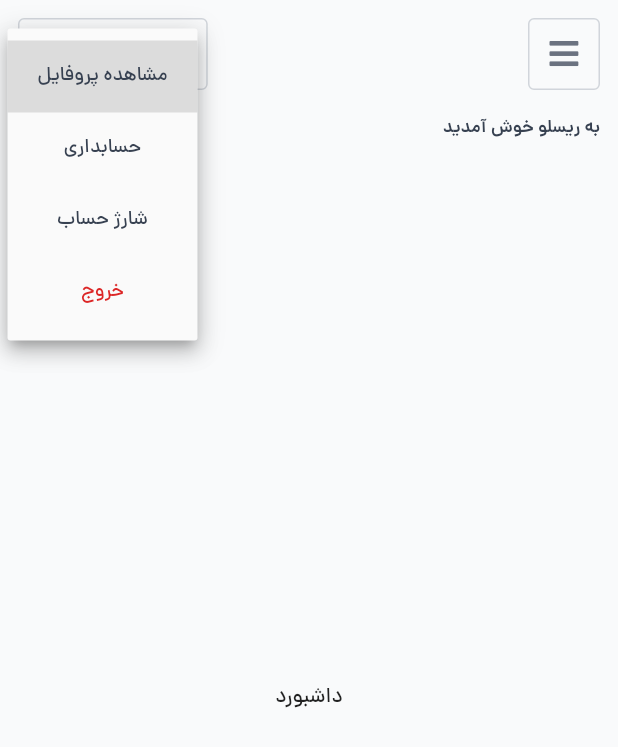
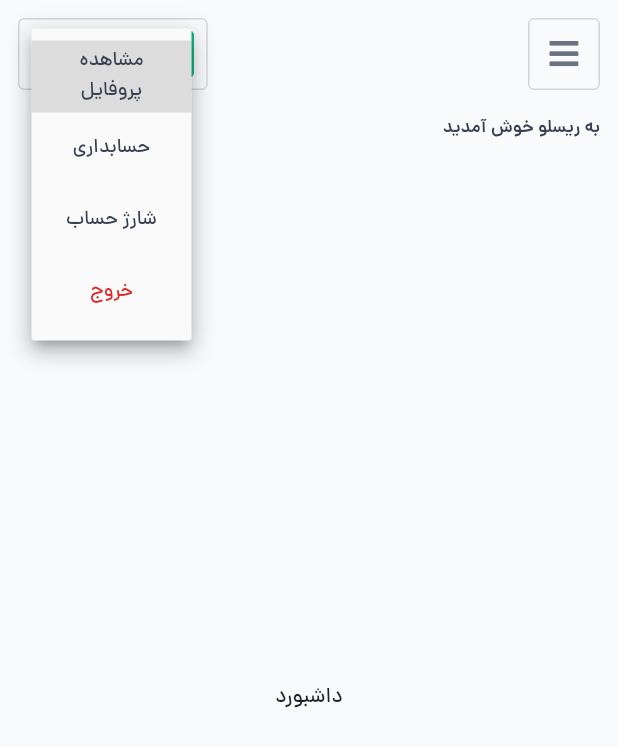
Before and after one commit to A-Dehbashi/Risloo-Flutter, a Flutter app: the screen it shows after launch, after a tap on the "arrow drop down" icon, on a phone screen of 412 x 824 dp. Shown: the top 747 px of the screen. Run offline on Flutter 3.47's test engine with Material 2 defaults, Android fonts, the phone set to English and light mode, and no system bars; our stand-ins replace font_awesome_flutter.

Commit message:
editing toolbar ui
part 2

```diff
--- a/lib/views/components/component_home_toolbar.dart
+++ b/lib/views/components/component_home_toolbar.dart
@@ -6,7 +6,7 @@ import 'package:risloo_flutter/utils/res/res_lists.dart';
 
 class ComponentHomeToolbar extends StatelessWidget {
 
-  final List<int> aaa = [0, 1, 2, 3];
+  final List<int> values = [0, 1, 2, 3];
 
   // Vars
   final Function callback;
@@ -72,25 +72,29 @@ class ComponentHomeToolbar extends StatelessWidget {
                 ),
               ),
               DropdownButtonHideUnderline(
+                child: ButtonTheme(
+                  alignedDropdown: true,
                   child: DropdownButton<int>(
                     iconSize: 0,
-                  items: aaa.map((int index) {
-                    return DropdownMenuItem<int>(
+                    items: values.map((index) => DropdownMenuItem<int>(
                       value: index,
+                      child: Align(
                         alignment: Alignment.center,
                         child: Text(
                           ResLists.toolbarTitles[index],
+                          textAlign: TextAlign.center,
                           style: TextStyle(
                             color: index == 3 ? ResColors.red600 : ResColors.coolGray700,
                             fontSize: 13.0,
                             fontFamily: ResFonts.danaMedium,
                           ),
                         ),
-                    );
-                  }).toList(),
+                      ),
+                    )).toList(),
                     onChanged: (index) {
                       callback(index);
                     },
+                  ),
                 ),
               ),
             ],
```
Lines whose indentation alone changed are shown as unchanged.
